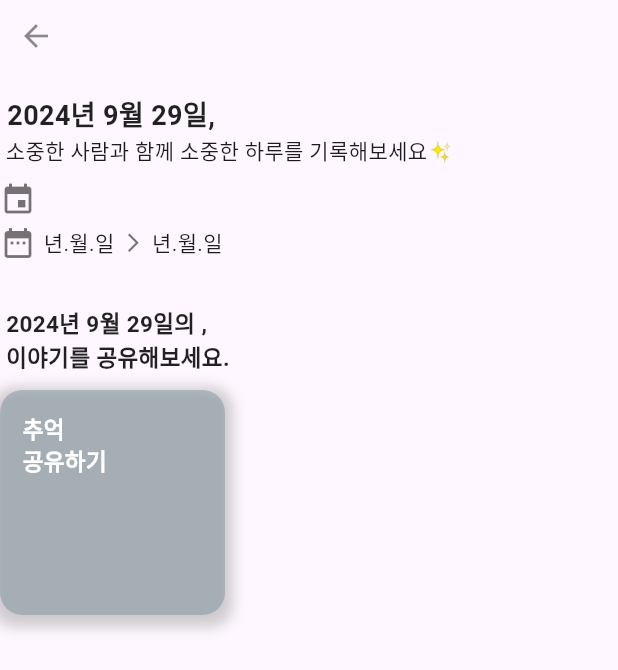
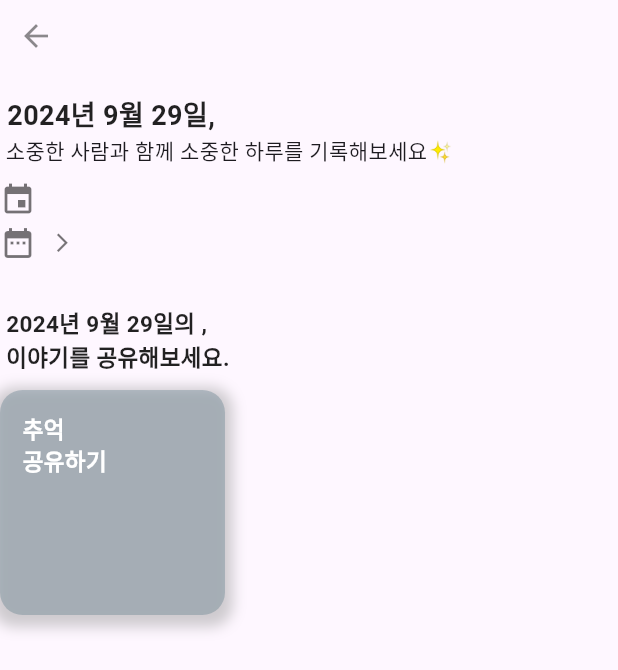
Before and after one commit to Fluffy-SharingCalendar/Frontend_MVP, a Flutter app: the EventDetail widget shown alone on an empty page, opened directly with empty values, on a phone screen of 412 x 824 dp. Shown: the top 670 px of the screen. Run offline on Flutter 3.47's test engine with Material 3 defaults, Android fonts, the light colour scheme and no system bars; our stand-ins replace file_picker, table_calendar.

Commit message:
feat : 일정 상세 보기 mockdata 적용
issues : #17

```diff
--- a/lib/widgets/calendar.dart
+++ b/lib/widgets/calendar.dart
@@ -105,8 +105,8 @@ class _CalendarState extends State<Calendar> {
                 DateTime endDate =
                     DateTime.parse(event.endDate.replaceAll('.', '-'));
 
-                bool isFirst = isSameDay(date, startDate); // 시작일 확인
-                bool isLast = isSameDay(date, endDate); // 종료일 확인
+                bool isFirst = isSameDay(date, startDate);
+                bool isLast = isSameDay(date, endDate);
 
                 return EventMarker(
                   event: event,
--- a/lib/widgets/event_detail.dart
+++ b/lib/widgets/event_detail.dart
@@ -19,8 +19,6 @@ class EventDetail extends StatefulWidget {
 }
 
 class _EventDetailState extends State<EventDetail> {
-  Color eventDeEventDetailEventDetailColor =
-      const Color.fromARGB(255, 131, 117, 255);
   @override
   Widget build(BuildContext context) {
     return Column(
@@ -67,19 +65,19 @@ class _EventDetailState extends State<EventDetail> {
         const SizedBox(
           height: 5.0,
         ),
-        const Row(
+        Row(
           children: [
-            Icon(
+            const Icon(
               Icons.date_range,
               color: Colors.black54,
             ),
-            SizedBox(
+            const SizedBox(
               width: 5.0,
             ),
-            Text("년.월.일"
-                // "${widget.event.startDate.year}. ${widget.event.startDate.month}. ${widget.event.startDate.day}",
-                ),
-            Padding(
+            Text(
+              widget.event.startDate,
+            ),
+            const Padding(
               padding: EdgeInsets.symmetric(
                 horizontal: 5.0,
               ),
@@ -89,9 +87,9 @@ class _EventDetailState extends State<EventDetail> {
                 size: 15.0,
               ),
             ),
-            Text("년.월.일"
-                //"${widget.event.finishDate.year}. ${widget.event.finishDate.month}. ${widget.event.finishDate.day}",
-                ),
+            Text(
+              widget.event.endDate,
+            ),
           ],
         ),
         const SizedBox(
--- a/lib/widgets/event_list.dart
+++ b/lib/widgets/event_list.dart
@@ -21,7 +21,6 @@ class EventList extends StatefulWidget {
 }
 
 class _EventListState extends State<EventList> {
-  Color eventListEventListColor = const Color.fromARGB(255, 131, 117, 255);
   @override
   Widget build(BuildContext context) {
     return Column(
--- a/lib/widgets/sharing_memory_button.dart
+++ b/lib/widgets/sharing_memory_button.dart
@@ -1,3 +1,4 @@
+import 'package:fluffy_mvp/pages/sharing_memory_page.dart';
 import 'package:flutter/material.dart';
 import 'package:fluffy_mvp/models/event_model.dart';
 
@@ -14,10 +15,16 @@ class SharingMemoryButton extends StatefulWidget {
 }
 
 class _SharingMemoryButtonState extends State<SharingMemoryButton> {
-  Color SharingMemoryButtonColor = const Color.fromARGB(255, 131, 117, 255);
   @override
   Widget build(BuildContext context) {
-    return Container(
+    return InkWell(
+      onTap: () {
+        Navigator.push(
+          context,
+          MaterialPageRoute(builder: (context) => const SharingMemoryPage()),
+        );
+      },
+      child: Container(
         height: 150,
         width: 150,
         padding: const EdgeInsets.all(15.0),
@@ -57,6 +64,7 @@ class _SharingMemoryButtonState extends State<SharingMemoryButton> {
             ),
           ],
         ),
+      ),
     );
   }
 }
```
Also changed, not shown: lib/pages/calendar_page.dart (+3 -6 lines), lib/widgets/event_detail_marker.dart (+9 -1 lines). Lines whose indentation alone changed are shown as unchanged.
